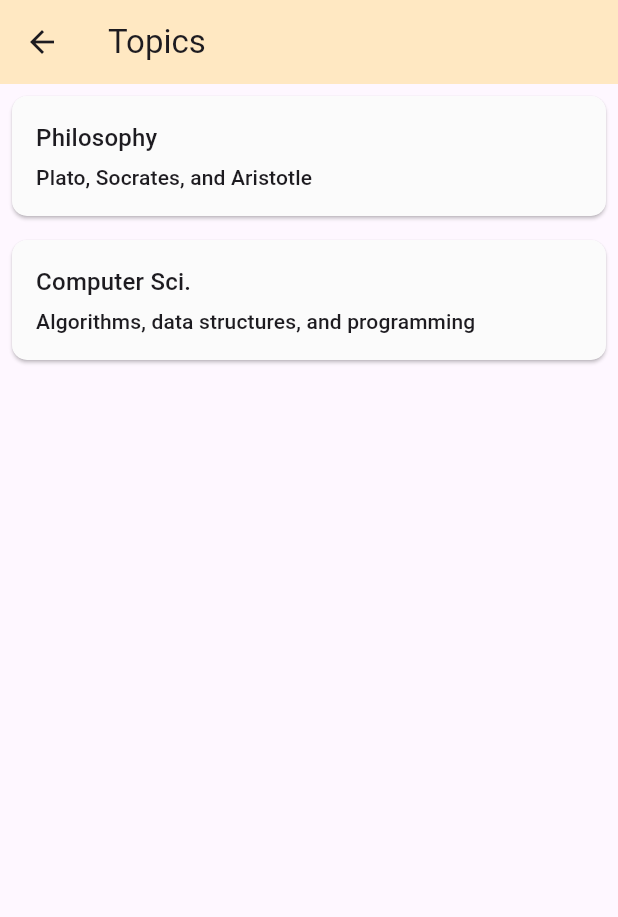
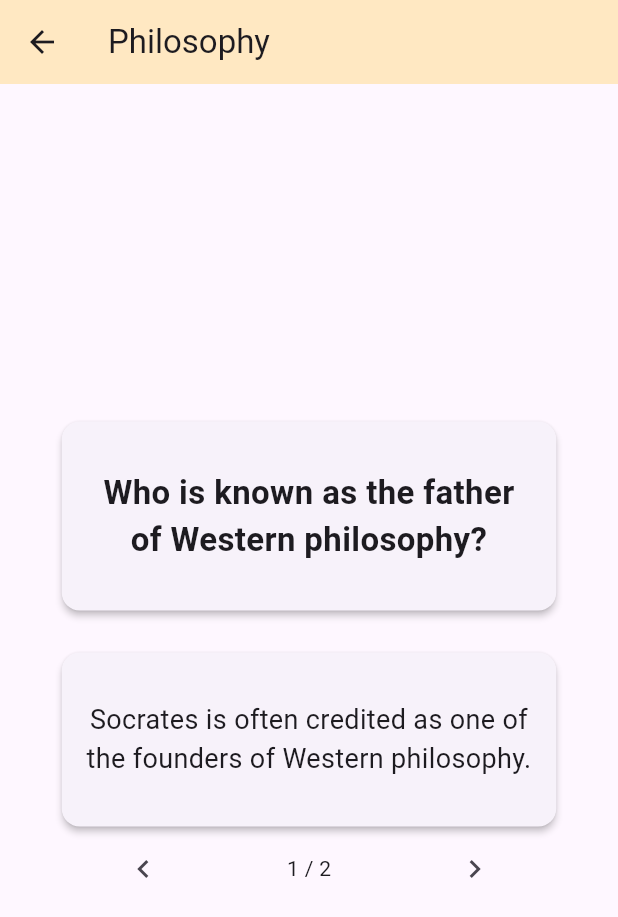
Before and after one commit to mad-poject1/quickcards, a Flutter app: the TopicViewer screen opened directly, after a tap on "Philosophy", on a phone screen of 412 x 824 dp. Shown: the top 917 px of the screen. Run offline on Flutter 3.47's test engine with Material 3 defaults, Android fonts, the light colour scheme and no system bars.

Commit message:
Added Flash Card Details + Storage Service
- Populated with dummy data

```diff
--- /dev/null
+++ b/lib/models/flashcard.dart
@@ -0,0 +1,33 @@
+class Flashcard {
+  String id;
+  String topicId; // ID of the topic the flashcard belongs to
+  String question;
+  String answer;
+
+  Flashcard({
+    required this.id,
+    required this.topicId,
+    required this.question,
+    required this.answer,
+  });
+
+  // Convert a Flashcard into a Map.
+  Map<String, dynamic> toMap() {
+    return {
+      'id': id,
+      'topicId': topicId,
+      'question': question,
+      'answer': answer,
+    };
+  }
+
+  // Create a Flashcard from a Map.
+  factory Flashcard.fromMap(Map<String, dynamic> map) {
+    return Flashcard(
+      id: map['id'],
+      topicId: map['topicId'],
+      question: map['question'],
+      answer: map['answer'],
+    );
+  }
+}
--- /dev/null
+++ b/lib/screens/flashcard_details.dart
@@ -0,0 +1,129 @@
+import 'package:flutter/material.dart';
+import '../models/flashcard.dart';
+import '../services/storage_service.dart';
+
+class FlashcardDetails extends StatefulWidget {
+  final String topicId;
+  final String topicTitle;
+
+  const FlashcardDetails(
+      {Key? key, required this.topicId, required this.topicTitle})
+      : super(key: key);
+
+  @override
+  FlashcardDetailsState createState() => FlashcardDetailsState();
+}
+
+class FlashcardDetailsState extends State<FlashcardDetails> {
+  late List<Flashcard> flashcards;
+  int currentIndex = 0;
+
+  @override
+  void initState() {
+    super.initState();
+    flashcards = StorageService.getFlashcardsByTopicId(widget.topicId);
+  }
+
+  void goToPrevious() {
+    if (currentIndex > 0) {
+      setState(() {
+        currentIndex--;
+      });
+    }
+  }
+
+  void goToNext() {
+    if (currentIndex < flashcards.length - 1) {
+      setState(() {
+        currentIndex++;
+      });
+    }
+  }
+
+  @override
+  Widget build(BuildContext context) {
+    return Scaffold(
+      appBar: AppBar(
+        // topic title
+        title: Text(widget.topicTitle),
+        backgroundColor: const Color.fromARGB(255, 255, 232, 194),
+      ),
+      body: Center(
+        child: flashcards.isEmpty
+            ? const Text('No flashcards available')
+            : Column(
+                mainAxisSize: MainAxisSize.min,
+                children: [
+                  FlashcardView(
+                    question: flashcards[currentIndex].question,
+                    answer: flashcards[currentIndex].answer,
+                  ),
+                  Row(
+                    mainAxisAlignment: MainAxisAlignment.spaceEvenly,
+                    children: [
+                      IconButton(
+                        icon: const Icon(Icons.chevron_left),
+                        onPressed: goToPrevious,
+                      ),
+                      Text('${currentIndex + 1} / ${flashcards.length}'),
+                      IconButton(
+                        icon: const Icon(Icons.chevron_right),
+                        onPressed: goToNext,
+                      ),
+                    ],
+                  ),
+                ],
+              ),
+      ),
+    );
+  }
+}
+
+class FlashcardView extends StatelessWidget {
+  final String question;
+  final String answer;
+
+  const FlashcardView({Key? key, required this.question, required this.answer})
+      : super(key: key);
+
+  @override
+  Widget build(BuildContext context) {
+    return Column(
+      children: [
+        Card(
+          elevation: 2,
+          child: Container(
+            width: MediaQuery.of(context).size.width * 0.8,
+            padding:
+                const EdgeInsets.symmetric(horizontal: 16.0, vertical: 32.0),
+            child: Text(
+              question,
+              style: const TextStyle(
+                fontSize: 22.0,
+                fontWeight: FontWeight.bold,
+              ),
+              textAlign: TextAlign.center,
+            ),
+          ),
+        ),
+        const SizedBox(height: 20),
+        Card(
+          elevation: 2,
+          child: Container(
+            width: MediaQuery.of(context).size.width * 0.8,
+            padding:
+                const EdgeInsets.symmetric(horizontal: 16.0, vertical: 32.0),
+            child: Text(
+              answer,
+              style: const TextStyle(
+                fontSize: 18.0,
+                fontWeight: FontWeight.normal,
+              ),
+              textAlign: TextAlign.center,
+            ),
+          ),
+        ),
+      ],
+    );
+  }
+}
--- a/lib/screens/topic_viewer.dart
+++ b/lib/screens/topic_viewer.dart
@@ -1,4 +1,5 @@
 import 'package:flutter/material.dart';
+import 'flashcard_details.dart';
 import '../models/topic.dart';
 
 class TopicViewer extends StatefulWidget {
@@ -41,7 +42,13 @@ class _TopicViewerState extends State<TopicViewer> {
             ),
             child: InkWell(
               onTap: () {
-                // TODO: Navigate to first flashcard of the topic
+                Navigator.push(
+                  context,
+                  MaterialPageRoute(
+                    builder: (context) => FlashcardDetails(
+                        topicId: topic.id, topicTitle: topic.title),
+                  ),
+                );
               },
               child: Padding(
                 padding: const EdgeInsets.all(16.0),
--- /dev/null
+++ b/lib/services/storage_service.dart
@@ -0,0 +1,71 @@
+import '../models/flashcard.dart';
+
+class StorageService {
+  // static final Map<String, List<Flashcard>> _flashcardsByTopicId = {};
+  // Dummy data start
+  static final Map<String, List<Flashcard>> _flashcardsByTopicId = {
+    '1': [
+      Flashcard(
+        id: '1-1',
+        topicId: '1',
+        question: 'Who is known as the father of Western philosophy?',
+        answer:
+            'Socrates is often credited as one of the founders of Western philosophy.',
+      ),
+      Flashcard(
+        id: '1-2',
+        topicId: '1',
+        question: 'What is Plato\'s most famous work?',
+        answer:
+            'The Republic is Plato\'s best-known work, which details a philosophically governed society.',
+      ),
+    ],
+    '2': [
+      Flashcard(
+        id: '2-1',
+        topicId: '2',
+        question: 'What is an algorithm?',
+        answer:
+            'An algorithm is a set of instructions designed to perform a specific task.',
+      ),
+      Flashcard(
+        id: '2-2',
+        topicId: '2',
+        question: 'What is polymorphism in programming?',
+        answer:
+            'Polymorphism is the ability of an object to take on many forms, typically by means of inheritance and interfaces.',
+      ),
+    ],
+  };
+  // Dummy data end
+
+  // Loads flashcards for a given topic ID
+  static List<Flashcard> getFlashcardsByTopicId(String topicId) {
+    return _flashcardsByTopicId[topicId] ?? [];
+  }
+
+  // Adds a flashcard to a topic
+  static void addFlashcard(String topicId, Flashcard flashcard) {
+    if (!_flashcardsByTopicId.containsKey(topicId)) {
+      _flashcardsByTopicId[topicId] = [];
+    }
+    _flashcardsByTopicId[topicId]!.add(flashcard);
+  }
+
+  // Removes a flashcard by ID
+  static void removeFlashcard(String topicId, String flashcardId) {
+    _flashcardsByTopicId[topicId]
+        ?.removeWhere((flashcard) => flashcard.id == flashcardId);
+  }
+
+  // Updates a flashcard
+  static void updateFlashcard(String topicId, Flashcard updatedFlashcard) {
+    if (_flashcardsByTopicId.containsKey(topicId)) {
+      final index = _flashcardsByTopicId[topicId]!
+          .indexWhere((flashcard) => flashcard.id == updatedFlashcard.id);
+      if (index != -1) {
+        _flashcardsByTopicId[topicId]![index] = updatedFlashcard;
+      }
+    }
+  }
+}
```
